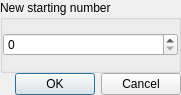
This is qt-ui/renumber.ui in subsurface/subsurface as Qt 5 draws it before an edit. The edited form follows.
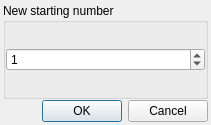
This is the edited form. Icons and pictures are not drawn.

Commit message:
Renumber dialog should default to start at 1
Also make it somewhat larger and less crowded.

Fixes #338

```diff
--- a/qt-ui/renumber.ui
+++ b/qt-ui/renumber.ui
@@ -6,8 +6,8 @@
    <rect>
     <x>0</x>
     <y>0</y>
-    <width>181</width>
-    <height>95</height>
+    <width>211</width>
+    <height>125</height>
    </rect>
   </property>
   <property name="windowTitle">
@@ -20,10 +20,10 @@
   </property>
   <layout class="QVBoxLayout" name="verticalLayout_2">
    <property name="spacing">
-    <number>0</number>
+    <number>1</number>
    </property>
    <property name="margin">
-    <number>0</number>
+    <number>3</number>
    </property>
    <item>
     <widget class="QGroupBox" name="groupBox">
@@ -36,6 +36,9 @@
       </property>
       <item>
        <widget class="QSpinBox" name="spinBox">
+	<property name="value">
+	 <number>1</number>
+	</property>
         <property name="maximum">
          <number>99999</number>
         </property>
```
